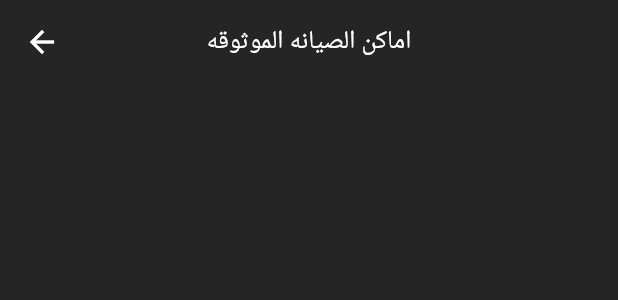
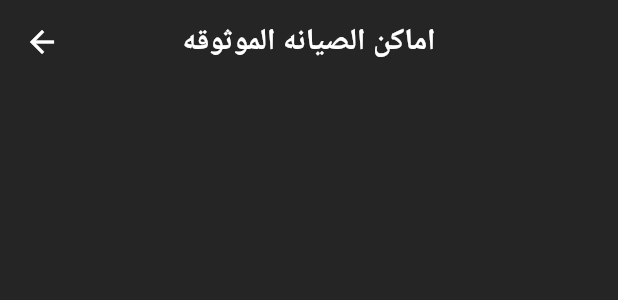
Before and after one commit to eyad-gomaa/Scooter-App, a Flutter app: the HomeDrawer widget shown alone on an empty page, opened directly, after a tap on "اماكن الصيانه الموثوقه", on a phone screen of 412 x 824 dp. Shown: the top 300 px of the screen. Run offline on Flutter 3.47's test engine with Material 3 defaults, Android fonts, the phone set to English and light mode, and no system bars; our stand-ins replace carousel_slider, cloud_firestore, dartz, firebase_core, flutter_bloc, get_it and 5 more; accounts and stored records are empty; Roboto replaces fonts that are missing (Cairo).

Commit message:
finish trusted Places feature

```diff
--- /dev/null
+++ b/lib/core/shared/constants.dart
@@ -0,0 +1 @@
+const String dataBox = "data";
--- a/lib/core/theme/dark_theme.dart
+++ b/lib/core/theme/dark_theme.dart
@@ -37,6 +37,7 @@ ThemeData darkTheme(){
       scaffoldBackgroundColor: const Color(0xff252526),
       // appBar Theme
       appBarTheme: AppBarTheme(
+          titleTextStyle: TextStyle(fontSize: 20,color: ColorManager.whiteColor,fontWeight: FontWeight.bold),
           actionsIconTheme: IconThemeData(
               color: ColorManager.whiteColor
           ),
--- a/lib/features/edit_data/view/edit_data_view.dart
+++ b/lib/features/edit_data/view/edit_data_view.dart
@@ -13,7 +13,7 @@ class EditDataView extends StatelessWidget {
         centerTitle: true,
         elevation: 0,
         backgroundColor: Colors.transparent,
-        title: Text("تعديل",style: Theme.of(context).textTheme.displayMedium,),
+        title: const Text("تعديل",),
       ),
       body: SafeArea(
         child: Padding(
--- a/lib/features/home/presentation/view/widget/data_list_View.dart
+++ b/lib/features/home/presentation/view/widget/data_list_View.dart
@@ -1,3 +1,6 @@
+
+// ignore_for_file: file_names
+
 import 'package:flutter/material.dart';
 import 'package:flutter_bloc/flutter_bloc.dart';
 import '../../manager/fetch_data_cubit/fetch_data_cubit.dart';
--- a/lib/features/home/presentation/view/widget/home_drawer.dart
+++ b/lib/features/home/presentation/view/widget/home_drawer.dart
@@ -23,7 +23,7 @@ class HomeDrawer extends StatelessWidget {
               Text("Welcome",style: Theme.of(context).textTheme.displayLarge,textAlign: TextAlign.start),
               const SizedBox(height: 30,),
               const DarkModeSwitchContainer(),
-
+              const SizedBox(height: 20,),
               GestureDetector(
                 onTap:(){
                   BlocProvider.of<TrustedPlacesCubit>(context).getTrustedPlaces();
--- a/lib/features/trusted_places/data/model/trusted_places_model.dart
+++ b/lib/features/trusted_places/data/model/trusted_places_model.dart
@@ -1,20 +1,25 @@
-class TrustedPlacesModel{
+class TrustedPlacesModel {
   final String name;
   final String address;
+  final String city;
   final String phone;
   final String image;
-  TrustedPlacesModel({
-    required this.name,
+  final String location;
+  TrustedPlacesModel(
+      {required this.name,
       required this.address,
+      required this.city,
       required this.phone,
-    required this.image
-  });
-  factory TrustedPlacesModel.fromJson(jsonData){
+      required this.image,
+      required this.location});
+  factory TrustedPlacesModel.fromJson(jsonData) {
     return TrustedPlacesModel(
       name: jsonData["name"],
       address: jsonData["address"],
+      city: jsonData["city"],
       phone: jsonData["phone"],
       image: jsonData["image"],
+      location: jsonData["location"],
     );
   }
 }
--- a/lib/features/trusted_places/data/repo/trustes_places_repo.dart
+++ b/lib/features/trusted_places/data/repo/trustes_places_repo.dart
@@ -4,4 +4,6 @@ import 'package:scooter_app/features/trusted_places/data/model/trusted_places_mo
 
 abstract class TrustedPlacesRepo{
   Future<Either<List<TrustedPlacesModel>,FirebaseException>> getTrustedPlaces();
+  void launchUrlPage({required Uri url});
+  void launchUrlPhone({required String url});
 }
--- a/lib/features/trusted_places/presentation/view/trusted_places_view.dart
+++ b/lib/features/trusted_places/presentation/view/trusted_places_view.dart
@@ -11,9 +11,9 @@ class TrustedPlacesView extends StatelessWidget {
         backgroundColor: Colors.transparent,
         elevation: 0,
         centerTitle: true,
-        title: Text("اماكن الصيانه الموثوقه"),
+        title: const Text("اماكن الصيانه الموثوقه"),
       ),
-        body: SafeArea(
+        body: const SafeArea(
             child: Padding(
               padding: EdgeInsets.symmetric(horizontal: 20),
               child: TrustedPlacesViewBody(),
--- a/lib/features/trusted_places/presentation/view/widget/trusted_places_view_body.dart
+++ b/lib/features/trusted_places/presentation/view/widget/trusted_places_view_body.dart
@@ -13,11 +13,12 @@ class TrustedPlacesViewBody extends StatelessWidget {
       builder: (context, state) {
         if(state is TrustedPlacesSuccess){
           return ListView.builder(
+            physics: const BouncingScrollPhysics(),
             itemCount: state.trustedPlacesList.length,
               itemBuilder: (context, index) => TrustedPlaceContainer(model: state.trustedPlacesList[index],),
           );
         }else{
-          return CircularProgressIndicator();
+          return const Center(child: CircularProgressIndicator());
         }
       },
     );
--- a/pubspec.yaml
+++ b/pubspec.yaml
@@ -48,6 +48,7 @@ dependencies:
   cached_network_image: ^3.3.0
   firebase_core: ^2.24.2
   dartz: ^0.10.1
+  get_it: ^7.6.4
 
 dev_dependencies:
   flutter_test:
```
Also changed, not shown: lib/core/theme/light_theme.dart (+4 -3 lines), lib/core/utils/service_locator.dart (added, +12 -0 lines), lib/features/trusted_places/data/repo/trusted_places_repo_impl.dart (+21 -1 lines), lib/features/trusted_places/presentation/manager/trusted_places_cubit/trusted_places_cubit.dart (+7 -0 lines), lib/features/trusted_places/presentation/view/widget/trusted_place_container.dart (+58 -8 lines), lib/main.dart (+12 -6 lines), pubspec.lock, 1 other file. Lines whose indentation alone changed are shown as unchanged.
